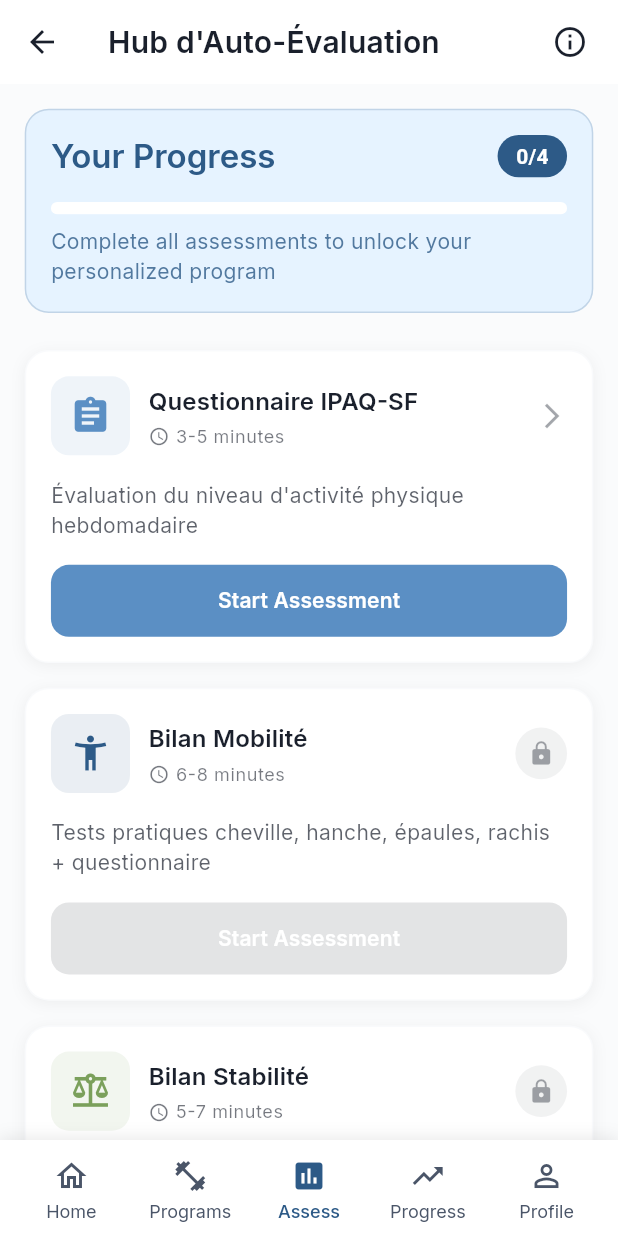
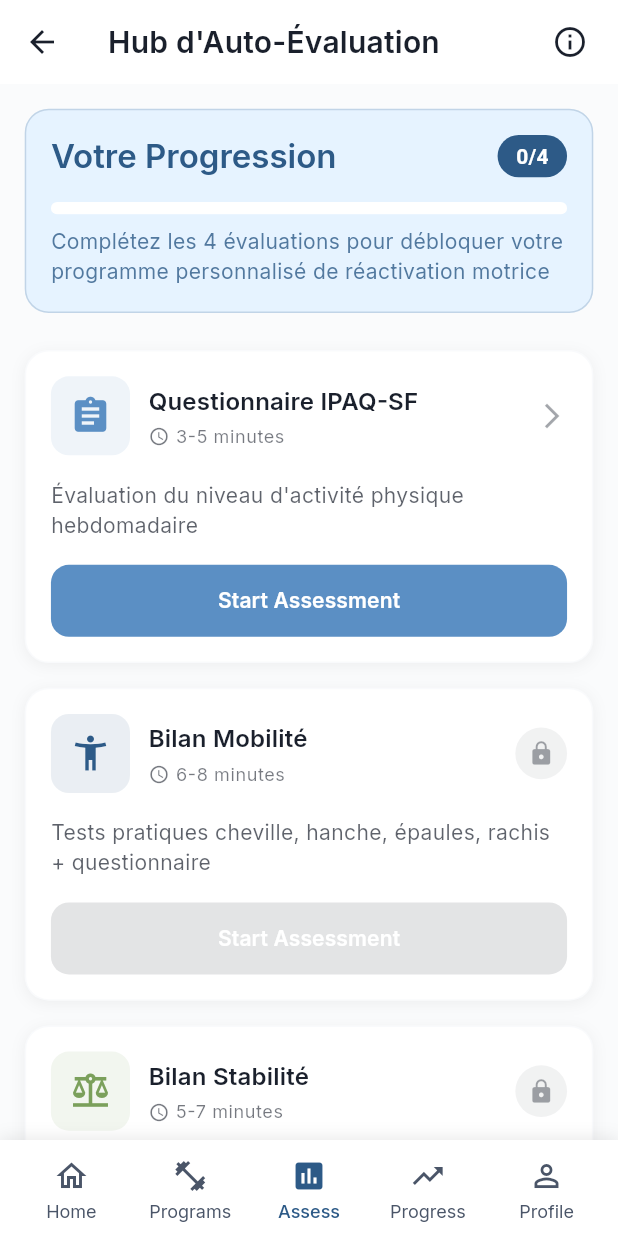
Before and after one commit to SalmaKh2/Aji-Tssourte-app, a Flutter app: the AutoAssessmentHub screen opened by its route, on a phone screen of 412 x 824 dp. Run offline on Flutter 3.47's test engine with Material 3 defaults, Android fonts, the phone set to English and light mode, and no system bars; our stand-ins replace cached_network_image, connectivity_plus, flutter_svg, google_fonts, percent_indicator, sizer.

Commit message:
Update progress_header_widget.dart

```diff
--- a/lib/presentation/auto_assessment_hub/widgets/progress_header_widget.dart
+++ b/lib/presentation/auto_assessment_hub/widgets/progress_header_widget.dart
@@ -1,7 +1,7 @@
 import 'package:flutter/material.dart';
 import 'package:sizer/sizer.dart';
 
-/// Widget displaying overall assessment progress with visual indicators
+/// Widget affichant la progression globale de l'évaluation avec indicateurs visuels
 class ProgressHeaderWidget extends StatelessWidget {
   final int completedCount;
   final int totalCount;
@@ -34,7 +34,7 @@ class ProgressHeaderWidget extends StatelessWidget {
             mainAxisAlignment: MainAxisAlignment.spaceBetween,
             children: [
               Text(
-                'Your Progress',
+                'Votre Progression',
                 style: theme.textTheme.titleLarge?.copyWith(
                   color: theme.colorScheme.onPrimaryContainer,
                   fontWeight: FontWeight.w600,
@@ -71,8 +71,8 @@ class ProgressHeaderWidget extends StatelessWidget {
           SizedBox(height: 1.h),
           Text(
             completedCount == totalCount
-                ? 'All assessments complete! Ready to generate your program.'
-                : 'Complete all assessments to unlock your personalized program',
+                ? 'Toutes les évaluations sont terminées ! Prêt à générer votre programme.'
+                : 'Complétez les 4 évaluations pour débloquer votre programme personnalisé de réactivation motrice',
             style: theme.textTheme.bodyMedium?.copyWith(
               color: theme.colorScheme.onPrimaryContainer.withValues(
                 alpha: 0.8,
```
